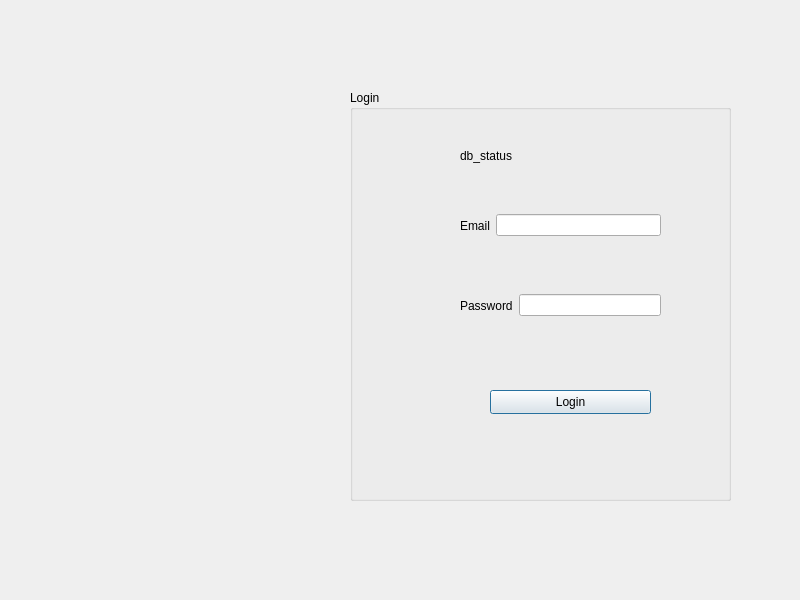
This is login.ui in aminabkl/Departement_Management as Qt 5 draws it before an edit. The edited form follows.
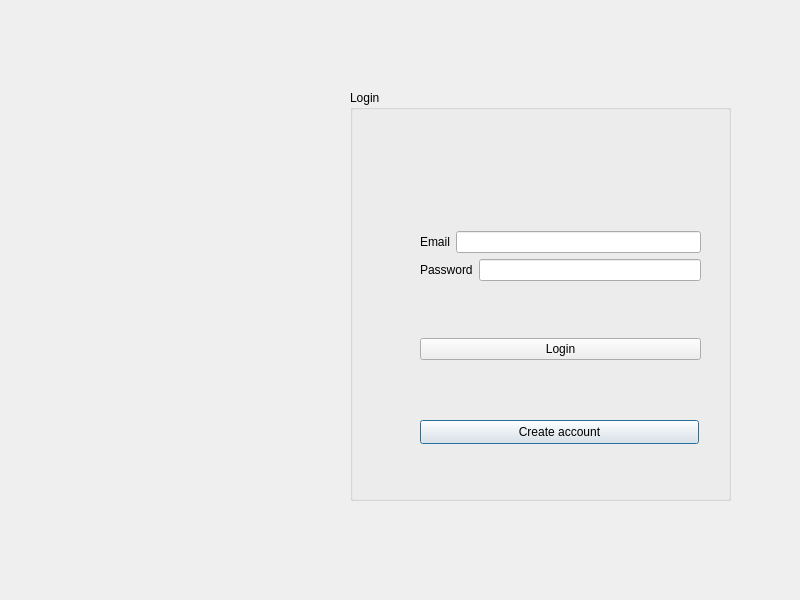
This is the edited form.

Diff of the .ui file:
```diff
--- a/login.ui
+++ b/login.ui
@@ -25,28 +25,32 @@
    <property name="title">
     <string>Login</string>
    </property>
-   <widget class="QPushButton" name="loginButton">
+   <widget class="QPushButton" name="Signup_Button">
     <property name="geometry">
      <rect>
-      <x>140</x>
-      <y>300</y>
-      <width>161</width>
+      <x>70</x>
+      <y>330</y>
+      <width>279</width>
       <height>24</height>
      </rect>
     </property>
     <property name="text">
-     <string>Login</string>
+     <string>Create account</string>
     </property>
    </widget>
-   <widget class="QWidget" name="layoutWidget">
+   <widget class="QWidget" name="">
     <property name="geometry">
      <rect>
-      <x>110</x>
-      <y>110</y>
-      <width>201</width>
-      <height>51</height>
+      <x>70</x>
+      <y>90</y>
+      <width>281</width>
+      <height>231</height>
      </rect>
     </property>
+    <layout class="QVBoxLayout" name="verticalLayout_2">
+     <item>
+      <layout class="QVBoxLayout" name="verticalLayout">
+       <item>
     <layout class="QHBoxLayout" name="horizontalLayout">
      <item>
       <widget class="QLabel" name="label">
@@ -59,16 +63,8 @@
       <widget class="QLineEdit" name="email"/>
      </item>
     </layout>
-   </widget>
-   <widget class="QWidget" name="layoutWidget">
-    <property name="geometry">
-     <rect>
-      <x>110</x>
-      <y>190</y>
-      <width>201</width>
-      <height>51</height>
-     </rect>
-    </property>
+       </item>
+       <item>
     <layout class="QHBoxLayout" name="horizontalLayout_2">
      <item>
       <widget class="QLabel" name="label_2">
@@ -85,19 +81,17 @@
       </widget>
      </item>
     </layout>
-   </widget>
-   <widget class="QLabel" name="db_status">
-    <property name="geometry">
-     <rect>
-      <x>110</x>
-      <y>50</y>
-      <width>161</width>
-      <height>31</height>
-     </rect>
-    </property>
+       </item>
+      </layout>
+     </item>
+     <item>
+      <widget class="QPushButton" name="loginButton">
     <property name="text">
-     <string>db_status</string>
-    </property>
+        <string>Login</string>
+       </property>
+      </widget>
+     </item>
+    </layout>
    </widget>
   </widget>
  </widget>
```
Lines whose indentation alone changed are shown as unchanged.
